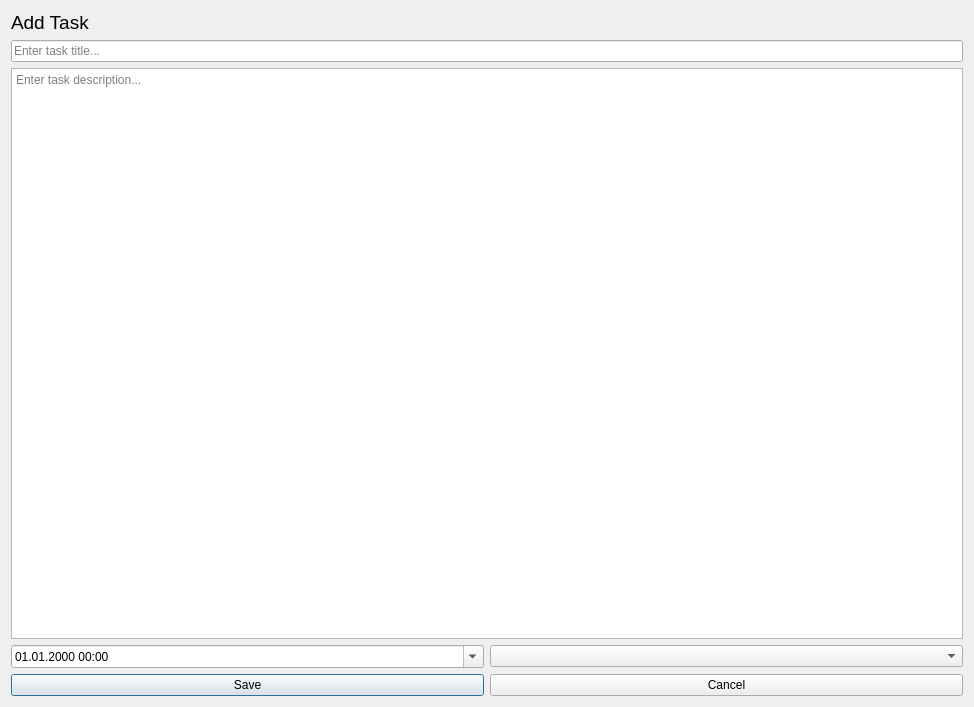
Old version of the form mainWindow/taskEditorWindow.ui in the repository denysfreiuk/ToDoManager-Cpp.
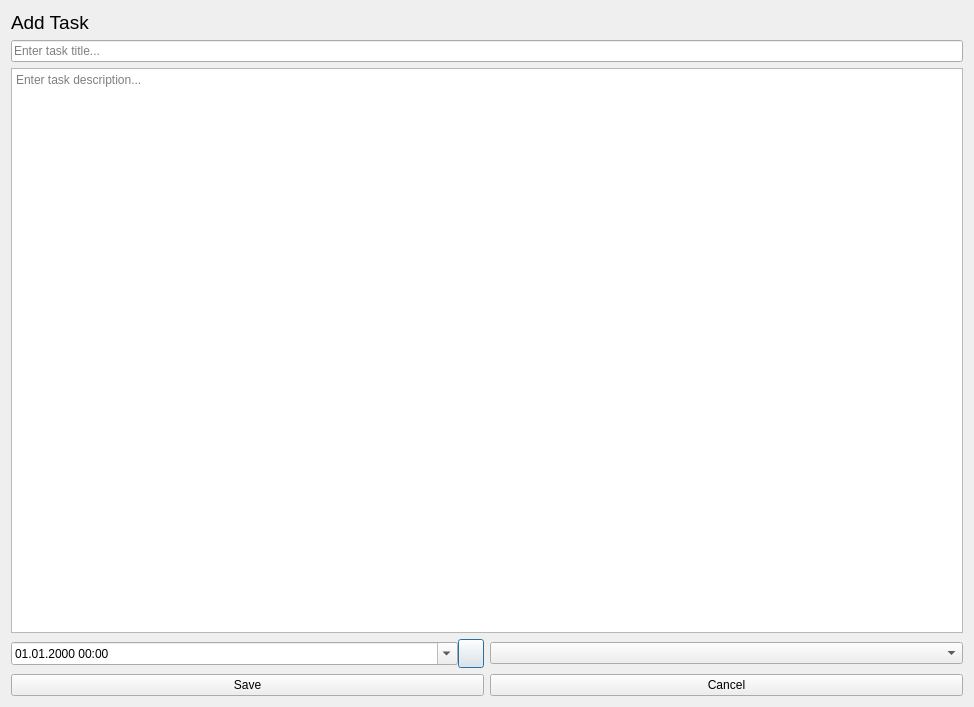
New version of the form.

```diff
--- a/mainWindow/taskEditorWindow.ui
+++ b/mainWindow/taskEditorWindow.ui
@@ -15,7 +15,9 @@
   </property>
   <layout class="QVBoxLayout" name="verticalLayout_2">
    <item>
-    <widget class="QLabel" name="label">
+    <layout class="QVBoxLayout" name="verticalLayout">
+     <item>
+      <widget class="QLabel" name="titleLabel">
      <property name="font">
       <font>
        <pointsize>14</pointsize>
@@ -27,8 +29,6 @@
     </widget>
    </item>
    <item>
-    <layout class="QVBoxLayout" name="verticalLayout">
-     <item>
       <widget class="QLineEdit" name="titleEdit">
        <property name="placeholderText">
         <string>Enter task title...</string>
@@ -43,7 +43,12 @@
       </widget>
      </item>
      <item>
+      <layout class="QHBoxLayout" name="horizontalLayout_3">
+       <item>
       <layout class="QHBoxLayout" name="horizontalLayout_2">
+         <property name="spacing">
+          <number>0</number>
+         </property>
        <item>
         <widget class="QDateTimeEdit" name="deadlineEdit">
          <property name="currentSection">
@@ -62,6 +67,36 @@
           <enum>Qt::TimeSpec::LocalTime</enum>
          </property>
         </widget>
+         </item>
+         <item>
+          <widget class="QPushButton" name="btnChangeTime">
+           <property name="sizePolicy">
+            <sizepolicy hsizetype="Fixed" vsizetype="Fixed">
+             <horstretch>0</horstretch>
+             <verstretch>0</verstretch>
+            </sizepolicy>
+           </property>
+           <property name="minimumSize">
+            <size>
+             <width>26</width>
+             <height>29</height>
+            </size>
+           </property>
+           <property name="maximumSize">
+            <size>
+             <width>26</width>
+             <height>1000</height>
+            </size>
+           </property>
+           <property name="cursor">
+            <cursorShape>ArrowCursor</cursorShape>
+           </property>
+           <property name="text">
+            <string/>
+           </property>
+          </widget>
+         </item>
+        </layout>
        </item>
        <item>
         <widget class="QComboBox" name="priorityBox">
```
Lines whose indentation alone changed are shown as unchanged.
